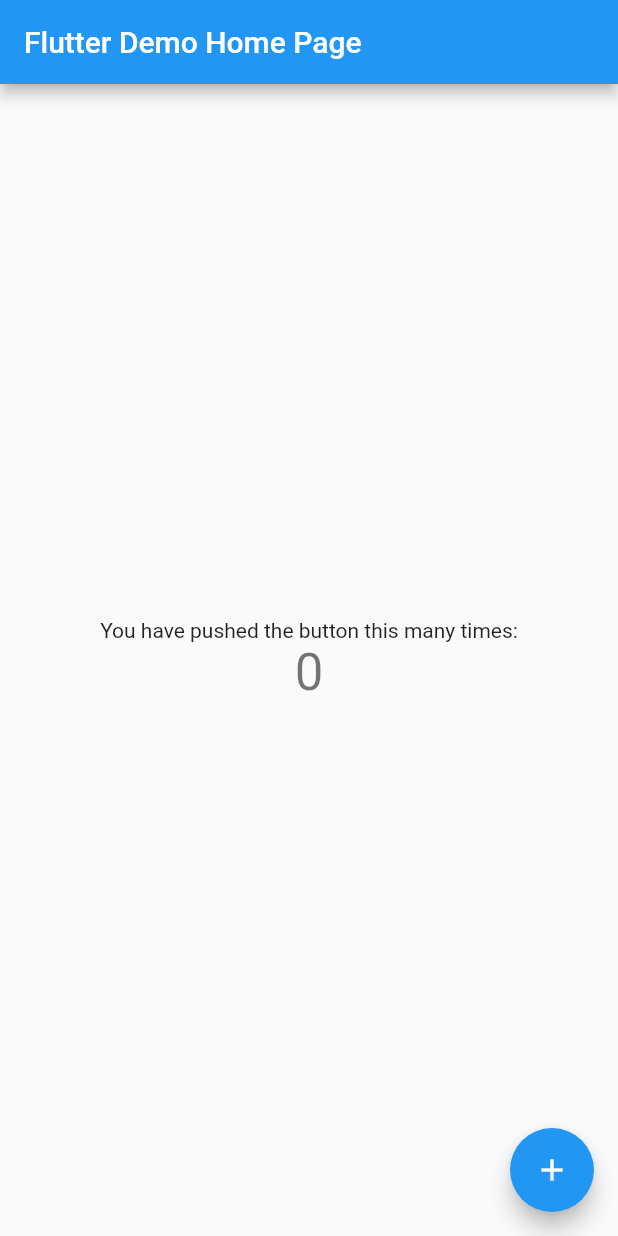
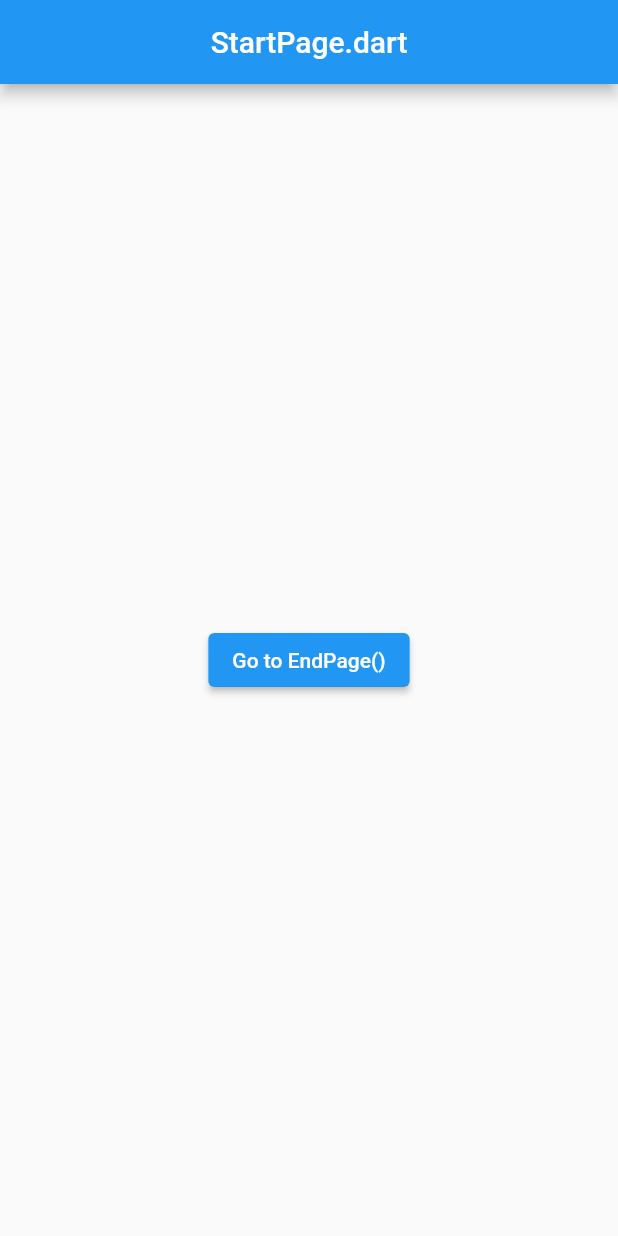
Before and after one commit to redfrogred/demo, a Flutter app: the screen it shows after launch, on a phone screen of 412 x 824 dp. Run offline on Flutter 3.47's test engine with Material 2 defaults, Android fonts, the phone set to English and light mode, and no system bars.

Commit message:
added page structure

```diff
--- /dev/null
+++ b/lib/classes/Config.dart
@@ -0,0 +1,19 @@
+// ignore_for_file: file_names
+
+import 'package:flutter/material.dart';
+
+class Config {
+
+  static const  String  appName                   = "demo";
+  static const  String  appVersion                = "1.0.ape.1";
+  static String         log                       = "";
+
+  //
+  static int            pops                      = 0;
+  static int            clicks                    = 0;
+  static String         fruit                     = "(none)";
+
+
+
+
+}
--- /dev/null
+++ b/lib/classes/Utils.dart
@@ -0,0 +1,84 @@
+// ignore_for_file: file_names
+
+import 'package:flutter/foundation.dart';
+import './Config.dart';
+
+class Utils {
+
+  // timestamp stuff
+  static int beginTimeStamp = DateTime.now().millisecondsSinceEpoch;
+
+  static int getBeginTimeStamp() {
+    return beginTimeStamp;
+  }
+
+  static int timeStamp () {
+    return DateTime.now().millisecondsSinceEpoch;
+  }
+
+  static String timeDiff () {
+    int diff = timeStamp() - getBeginTimeStamp();
+    double diffNum = 0;
+    if (diff < 0) {
+      diffNum = 0;
+    }
+    else {
+      diffNum = diff * .001;
+    }
+    return diffNum.toStringAsFixed(1) + ' sec';
+  }
+
+  //  return a simplified version of Config.appVersion
+  //  Example: "1.0.a.003" becomes "1.0"
+  static String getSimpleVersion () {
+    final splitted = Config.appVersion.split('.');
+    // return splitted[0] + '.' + splitted[1];
+    return Config.appVersion;
+  }
+
+
+  //  The "log" accepts 3 parameters, the later 2 optional:
+  //    1 - the String message to "log"
+  //    2 - (optional) an int for "# of greater than signs" (2 is default)
+  //    3 - (optional) a bool for "highlight" ("false" is default)
+  //
+  //    If it is highlighted, it puts ""============" before and after...
+  static void log(String message, [ int num = 2, bool highlight = false ]){
+
+    List<String> start = [
+      '',
+      '> ',
+      '>> ',
+      '>>> '
+    ];
+
+    // show highlighted?
+    if ( highlight == true ) {
+      if (kDebugMode) {
+        print('${ start[num] } ====================================================');
+      }
+      Config.log += '${ start[num] } ================================\n';
+    }
+
+    // print the message
+      if (kDebugMode) {
+        print('${ start[num] } (${ timeDiff() }) $message');
+      }
+      Config.log += '${ start[num] } (${ timeDiff() }) $message\n';
+
+    // show highlighted?
+    if ( highlight == true ) {
+      if (kDebugMode) {
+        print('${ start[num] } ====================================================');
+      }
+      Config.log += '${ start[num] } ================================\n';
+    }
+
+
+  }
+
+  static void clearLog() {
+    Config.log = '';
+  }
+
+}
--- a/lib/main.dart
+++ b/lib/main.dart
@@ -1,115 +1,32 @@
 import 'package:flutter/material.dart';
+import 'package:provider/provider.dart';
+import './providers/global_provider.dart';
+import './pages/_AllPages.dart';
+
 
 void main() {
-  runApp(const MyApp());
+runApp(
+  MultiProvider(
+    providers: [
+      ChangeNotifierProvider(create: (_) => Global()),
+    ],
+    child: const MyApp(),
+  ));
 }
 
 class MyApp extends StatelessWidget {
   const MyApp({super.key});
 
-  // This widget is the root of your application.
   @override
   Widget build(BuildContext context) {
     return MaterialApp(
-      title: 'Flutter Demo',
-      theme: ThemeData(
-        // This is the theme of your application.
-        //
-        // Try running your application with "flutter run". You'll see the
-        // application has a blue toolbar. Then, without quitting the app, try
-        // changing the primarySwatch below to Colors.green and then invoke
-        // "hot reload" (press "r" in the console where you ran "flutter run",
-        // or simply save your changes to "hot reload" in a Flutter IDE).
-        // Notice that the counter didn't reset back to zero; the application
-        // is not restarted.
-        primarySwatch: Colors.blue,
-      ),
-      home: const MyHomePage(title: 'Flutter Demo Home Page'),
+       debugShowCheckedModeBanner: false,
+      initialRoute: 'StartPage',
+      routes: {
+        'StartPage': (context) => const StartPage(),
+        //'MiddlePage': (context) => const MiddlePage(),
+        'EndPage': (context) => const EndPage(),
+      },
     );
   }
 }
-
-class MyHomePage extends StatefulWidget {
-  const MyHomePage({super.key, required this.title});
-
-  // This widget is the home page of your application. It is stateful, meaning
-  // that it has a State object (defined below) that contains fields that affect
-  // how it looks.
-
-  // This class is the configuration for the state. It holds the values (in this
-  // case the title) provided by the parent (in this case the App widget) and
-  // used by the build method of the State. Fields in a Widget subclass are
-  // always marked "final".
-
-  final String title;
-
-  @override
-  State<MyHomePage> createState() => _MyHomePageState();
-}
-
-class _MyHomePageState extends State<MyHomePage> {
-  int _counter = 0;
-
-  void _incrementCounter() {
-    setState(() {
-      // This call to setState tells the Flutter framework that something has
-      // changed in this State, which causes it to rerun the build method below
-      // so that the display can reflect the updated values. If we changed
-      // _counter without calling setState(), then the build method would not be
-      // called again, and so nothing would appear to happen.
-      _counter++;
-    });
-  }
-
-  @override
-  Widget build(BuildContext context) {
-    // This method is rerun every time setState is called, for instance as done
-    // by the _incrementCounter method above.
-    //
-    // The Flutter framework has been optimized to make rerunning build methods
-    // fast, so that you can just rebuild anything that needs updating rather
-    // than having to individually change instances of widgets.
-    return Scaffold(
-      appBar: AppBar(
-        // Here we take the value from the MyHomePage object that was created by
-        // the App.build method, and use it to set our appbar title.
-        title: Text(widget.title),
-      ),
-      body: Center(
-        // Center is a layout widget. It takes a single child and positions it
-        // in the middle of the parent.
-        child: Column(
-          // Column is also a layout widget. It takes a list of children and
-          // arranges them vertically. By default, it sizes itself to fit its
-          // children horizontally, and tries to be as tall as its parent.
-          //
-          // Invoke "debug painting" (press "p" in the console, choose the
-          // "Toggle Debug Paint" action from the Flutter Inspector in Android
-          // Studio, or the "Toggle Debug Paint" command in Visual Studio Code)
-          // to see the wireframe for each widget.
-          //
-          // Column has various properties to control how it sizes itself and
-          // how it positions its children. Here we use mainAxisAlignment to
-          // center the children vertically; the main axis here is the vertical
-          // axis because Columns are vertical (the cross axis would be
-          // horizontal).
-          mainAxisAlignment: MainAxisAlignment.center,
-          children: <Widget>[
-            const Text(
-              'You have pushed the button this many times:',
-            ),
-            Text(
-              '$_counter',
-              style: Theme.of(context).textTheme.headline4,
-            ),
-          ],
-        ),
-      ),
-      floatingActionButton: FloatingActionButton(
-        onPressed: _incrementCounter,
-        tooltip: 'Increment',
-        child: const Icon(Icons.add),
-      ), // This trailing comma makes auto-formatting nicer for build methods.
-    );
-  }
-}
--- /dev/null
+++ b/lib/pages/StartPage.dart
@@ -0,0 +1,85 @@
+// ignore_for_file: prefer_const_constructors
+
+import 'package:flutter/material.dart';
+import 'package:provider/provider.dart';
+import '../classes/Config.dart';
+import '../classes/Utils.dart';
+import '../providers/global_provider.dart';
+import '_AllPages.dart';
+// import '../pages/_AllPages.dart';
+
+class StartPage extends StatefulWidget {
+  const StartPage({ super.key });
+
+  @override
+  State createState() => _StartPageState();
+}
+
+class _StartPageState extends State<StartPage> {
+
+  _StartPageState() {
+    Utils.log('<<< ( StartPage.dart ) init >>>', 2, true );
+  }
+
+  // (this page) variables
+  static const String _fileName = 'StartPage.dart';
+
+  // (this page) init and dispose
+  @override
+  void initState() {
+    super.initState();
+    Utils.log('( $_fileName ) initState()');
+    WidgetsBinding.instance.addPostFrameCallback((_) => _addPostFrameCallbackTriggered(context));
+  }
+
+  @override
+  void dispose() {
+    Utils.log('( $_fileName ) dispose()');
+    super.dispose();
+  }
+
+  // (this page) methods
+  void _buildTriggered() {
+    Utils.log('( $_fileName ) _buildTriggered()');
+  }
+
+  void _addPostFrameCallbackTriggered( context ) {
+    Utils.log('( $_fileName ) _addPostFrameCallbackTriggered()');
+  }
+
+  // (this page) build
+  @override
+  Widget build(BuildContext context) {
+
+    _buildTriggered();
+
+    return WillPopScope(
+      onWillPop: () async {
+        Utils.log('( $_fileName ) WillPopScope() triggered');
+        // context.read<Global>().incrementPop();
+        return true;    // true allows back button (false denies)
+      },
+      child: SafeArea(
+        child: Scaffold(
+          appBar: AppBar(
+            title: Text( _fileName ),
+            centerTitle: true,
+          ),
+          body: Center(
+            child: ElevatedButton(
+              onPressed: () {
+                Utils.log('( $_fileName ) (event) clicked "go to EndPage()"');
+                Navigator.of(context).push(
+                  MaterialPageRoute(builder: (_) => EndPage())
+                );
+              },
+              // start of button appearance settings
+              child: Text( 'Go to EndPage()' ),
+
+            ),
+          ),
+        ),
+      ),
+    );
+  }
+}
--- /dev/null
+++ b/lib/pages/_AllPages.dart
@@ -0,0 +1,5 @@
+// ignore_for_file: file_names
+
+export 'StartPage.dart';
+//export 'MiddlePage.dart';
+export 'EndPage.dart';
--- /dev/null
+++ b/lib/providers/global_provider.dart
@@ -0,0 +1,5 @@
+import 'package:flutter/material.dart';
+
+class Global with ChangeNotifier {
+
+}
```
Also changed, not shown: lib/pages/EndPage.dart (added, +85 -0 lines), 1 other file.
